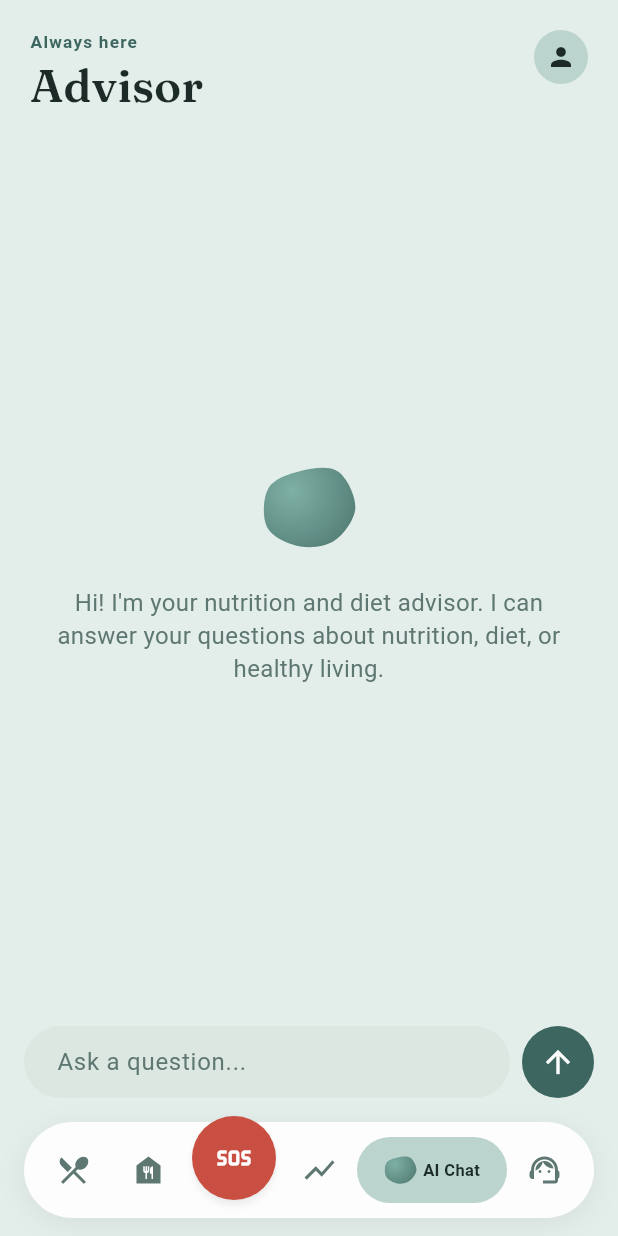
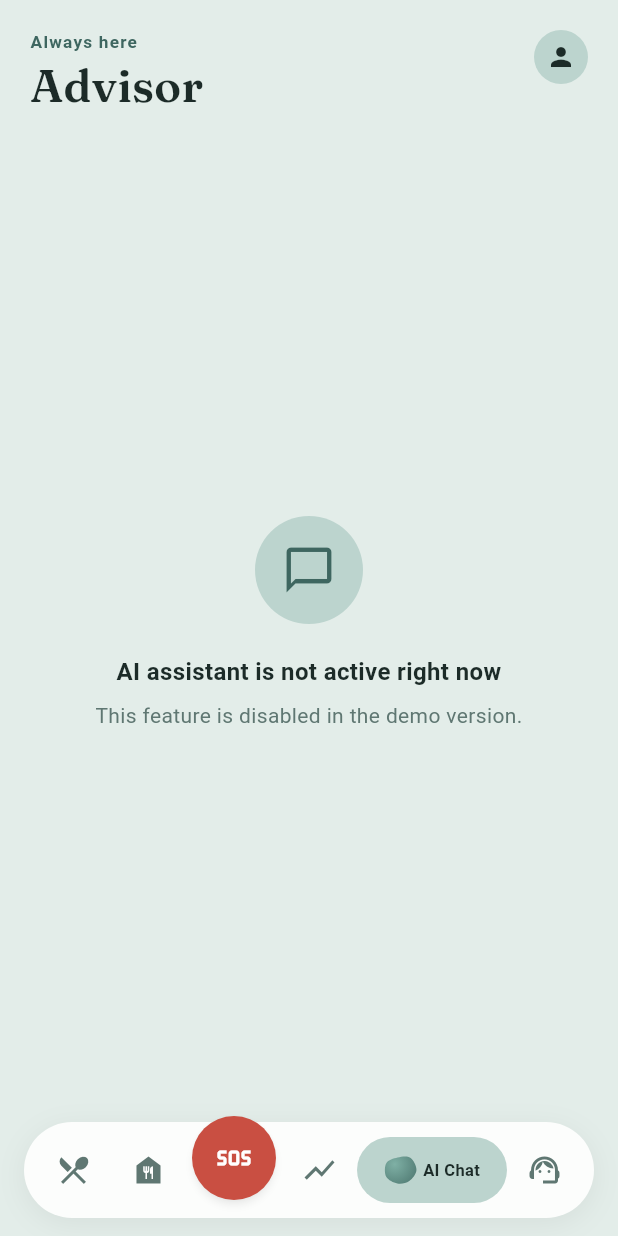
Before and after one commit to umurpasa/diet-app, a Flutter app: the screen it shows once a user with an empty profile is signed in, item 5 of the bottom bar chosen, on a phone screen of 412 x 824 dp. Run offline on Flutter 3.47's test engine with Material 3 defaults, Android fonts, the phone set to English and light mode, and no system bars; our stand-ins replace fl_chart, google_fonts, shared_preferences, supabase_flutter; missing offline and left inert: mesh_gradient; accounts and stored records are empty.

Commit message:
feat: disable AI and dietitian features behind Features flag for store build; min password 8

```diff
--- /dev/null
+++ b/lib/config/features.dart
@@ -0,0 +1,6 @@
+/// Store sürümünde kapalı özellikler. Açmak için sunucu tarafında da
+/// supabase/store_feature_lockdown.sql içindeki "YENİDEN AÇMA" bloğu gerekir.
+class Features {
+  static const bool aiEnabled = false;
+  static const bool dietitianEnabled = false;
+}
--- a/lib/l10n/app_en.arb
+++ b/lib/l10n/app_en.arb
@@ -23,8 +23,8 @@
   "authEmailRequired": "Email is required",
   "authEmailInvalid": "Enter a valid email",
   "authPasswordRequired": "Password is required",
-  "authPasswordTooShort": "Password must be at least 6 characters",
-  "authPasswordHelper": "At least 6 characters",
+  "authPasswordTooShort": "Password must be at least 8 characters",
+  "authPasswordHelper": "At least 8 characters",
   "authLoginButton": "Sign in",
   "authSignupButton": "Sign up",
   "authToggleToSignup": "Don't have an account? Sign up",
@@ -379,5 +379,10 @@
   "emOutcomeAteAnyway": "I ate anyway — that's okay",
 
   "emThanksTitle": "Thank you 💚",
-  "emThanksBody": "Pausing in a moment of crisis and coming here is a win in itself. Keep being kind to yourself — tomorrow is a new day."
+  "emThanksBody": "Pausing in a moment of crisis and coming here is a win in itself. Keep being kind to yourself — tomorrow is a new day.",
+
+  "featureDisabledBody": "This feature is disabled in the demo version.",
+  "aiChatDisabledTitle": "AI assistant is not active right now",
+  "dpAiDisabledTitle": "AI diet plan is not active right now",
+  "dcComingSoonTitle": "Dietitian support — coming soon"
 }
--- a/lib/l10n/app_localizations.dart
+++ b/lib/l10n/app_localizations.dart
@@ -215,13 +215,13 @@ abstract class AppLocalizations {
   /// No description provided for @authPasswordTooShort.
   ///
   /// In tr, this message translates to:
-  /// **'Şifre en az 6 karakter olmalı'**
+  /// **'Şifre en az 8 karakter olmalı'**
   String get authPasswordTooShort;
 
   /// No description provided for @authPasswordHelper.
   ///
   /// In tr, this message translates to:
-  /// **'En az 6 karakter'**
+  /// **'En az 8 karakter'**
   String get authPasswordHelper;
 
   /// No description provided for @authLoginButton.
@@ -2155,6 +2155,30 @@ abstract class AppLocalizations {
   /// In tr, this message translates to:
   /// **'Kriz anında durup buraya gelmek başlı başına bir kazanım. Kendine iyi davranmaya devam et — yarın yeni bir gün.'**
   String get emThanksBody;
+
+  /// No description provided for @featureDisabledBody.
+  ///
+  /// In tr, this message translates to:
+  /// **'Bu özellik demo sürümünde kapalı.'**
+  String get featureDisabledBody;
+
+  /// No description provided for @aiChatDisabledTitle.
+  ///
+  /// In tr, this message translates to:
+  /// **'AI asistan şu an aktif değil'**
+  String get aiChatDisabledTitle;
+
+  /// No description provided for @dpAiDisabledTitle.
+  ///
+  /// In tr, this message translates to:
+  /// **'AI diyet planı şu an aktif değil'**
+  String get dpAiDisabledTitle;
+
+  /// No description provided for @dcComingSoonTitle.
+  ///
+  /// In tr, this message translates to:
+  /// **'Diyetisyen desteği — yakında'**
+  String get dcComingSoonTitle;
 }
 
 class _AppLocalizationsDelegate
--- a/lib/main.dart
+++ b/lib/main.dart
@@ -1,6 +1,7 @@
 import 'package:flutter/material.dart';
 import 'package:supabase_flutter/supabase_flutter.dart';
 import 'config/app_theme.dart';
+import 'config/features.dart';
 import 'config/locale_controller.dart';
 import 'config/supabase_config.dart';
 import 'l10n/app_localizations.dart';
@@ -20,7 +21,7 @@ Future<void> main() async {
 
   await Supabase.initialize(
     url: SupabaseConfig.url,
-    anonKey: SupabaseConfig.anonKey,
+    publishableKey: SupabaseConfig.anonKey,
   );
 
   // Kaydedilmiş dil tercihi (varsa) ilk frame'den önce yüklensin ki
@@ -224,7 +225,8 @@ class _HomeScreenState extends State<HomeScreen> {
     AIChatPage(profileName: _profileName),
     DietitianChatPage(
       profileName: _profileName,
-      onOpenAiChat: () => _onItemTapped(3),
+      // AI kapalıyken "Şimdilik Danışman'a sor" CTA'sı gizlenir (null).
+      onOpenAiChat: Features.aiEnabled ? () => _onItemTapped(3) : null,
     ),
   ];
 
--- a/lib/pages/ai_chat_page.dart
+++ b/lib/pages/ai_chat_page.dart
@@ -3,9 +3,11 @@ import 'package:flutter/material.dart';
 import 'package:intl/intl.dart';
 import 'package:supabase_flutter/supabase_flutter.dart';
 import '../config/app_theme.dart';
+import '../config/features.dart';
 import '../l10n/app_localizations.dart';
 import '../services/ai_service.dart';
 import '../utils/error_messages.dart';
+import '../widgets/feature_disabled_view.dart';
 import '../widgets/mesh_blob.dart';
 import '../widgets/page_header.dart';
 
@@ -49,7 +51,8 @@ class _AIChatPageState extends State<AIChatPage> {
   @override
   void initState() {
     super.initState();
-    _loadHistory();
+    // AI kapalıyken geçmiş de çekilmez; sayfa yalnızca bilgi durumu gösterir.
+    if (Features.aiEnabled) _loadHistory();
   }
 
   @override
@@ -93,6 +96,7 @@ class _AIChatPageState extends State<AIChatPage> {
   }
 
   Future<void> _sendMessage() async {
+    if (!Features.aiEnabled) return;
     final message = _messageController.text.trim();
     if (message.isEmpty || _isTyping) return;
 
@@ -233,6 +237,33 @@ class _AIChatPageState extends State<AIChatPage> {
   @override
   Widget build(BuildContext context) {
     final l10n = AppLocalizations.of(context)!;
+
+    // Store sürümü: sohbet arayüzü (liste, menü, mesaj kutusu) yerine
+    // sakin bilgi durumu.
+    if (!Features.aiEnabled) {
+      return Scaffold(
+        body: SafeArea(
+          child: Column(
+            crossAxisAlignment: CrossAxisAlignment.stretch,
+            children: [
+              PageHeader(
+                eyebrow: l10n.chatHeaderEyebrow,
+                title: l10n.chatTitle,
+                profileName: widget.profileName,
+              ),
+              Expanded(
+                child: FeatureDisabledView(
+                  icon: Icons.chat_bubble_outline,
+                  title: l10n.aiChatDisabledTitle,
+                  body: l10n.featureDisabledBody,
+                ),
+              ),
+            ],
+          ),
+        ),
+      );
+    }
+
     final showMenu = !_isLoadingHistory && _messages.isNotEmpty;
 
     return Scaffold(
--- a/lib/pages/onboarding/onboarding_flow.dart
+++ b/lib/pages/onboarding/onboarding_flow.dart
@@ -2,6 +2,7 @@ import 'package:flutter/material.dart';
 import 'package:flutter/services.dart';
 import 'package:supabase_flutter/supabase_flutter.dart';
 import '../../config/app_theme.dart';
+import '../../config/features.dart';
 import '../../l10n/app_localizations.dart';
 import '../../utils/error_messages.dart';
 import 'onboarding_data.dart';
@@ -605,6 +606,9 @@ class _OnboardingFlowState extends State<OnboardingFlow> {
           loading: _finishingTab == 0,
           onPressed: _finishingTab == null ? () => _finish(0) : null,
         ),
+        // "İlk planımı oluştur" AI plan üretimine yönlendirir; store
+        // sürümünde (AI kapalı) gizlenir, yalnız "Başlayalım" kalır.
+        if (Features.aiEnabled) ...[
           const SizedBox(height: 12),
           OnbSecondaryButton(
             label: l10n.onbSummaryCreatePlan,
@@ -614,6 +618,7 @@ class _OnboardingFlowState extends State<OnboardingFlow> {
             onPressed: _finishingTab == null ? () => _finish(1) : null,
           ),
         ],
+      ],
     );
   }
 }
--- a/lib/pages/profile_page.dart
+++ b/lib/pages/profile_page.dart
@@ -5,6 +5,7 @@ import '../config/locale_controller.dart';
 import '../l10n/app_localizations.dart';
 import '../utils/error_messages.dart';
 import '../widgets/page_header.dart';
+import 'auth_page.dart' show kMinPasswordLength;
 import 'onboarding/onboarding_data.dart';
 import 'onboarding/onboarding_steps.dart';
 import 'onboarding/onboarding_widgets.dart';
@@ -1093,7 +1094,7 @@ class _PasswordSheetState extends State<_PasswordSheet> {
 
   void _onChanged() => setState(() {});
 
-  bool get _lengthOk => _passwordC.text.length >= 6;
+  bool get _lengthOk => _passwordC.text.length >= kMinPasswordLength;
   bool get _match =>
       _repeatC.text.isNotEmpty && _passwordC.text == _repeatC.text;
   bool get _showMismatch => _repeatC.text.isNotEmpty && !_match;
--- a/lib/services/ai_service.dart
+++ b/lib/services/ai_service.dart
@@ -1,4 +1,5 @@
 import 'package:supabase_flutter/supabase_flutter.dart';
+import '../config/features.dart';
 
 /// AI servis katmanı.
 ///
@@ -48,6 +49,9 @@ class AIService {
   }
 
   Future<dynamic> _invoke(Map<String, dynamic> body) async {
+    // Store sürümünde AI kapalı: Edge Function hiçbir koşulda çağrılmaz
+    // (arayüz zaten gizliyor; bu, ikinci savunma hattı).
+    if (!Features.aiEnabled) throw AIException.disabled();
     try {
       final res = await _supabase.functions.invoke('ai', body: body);
       return res.data;
@@ -73,7 +77,18 @@ class AIException implements Exception {
   /// Günlük kullanım limiti aşıldıysa true.
   final bool isLimit;
 
-  AIException(this.message, {this.isLimit = false});
+  /// Özellik bu sürümde kapalıysa true ([Features.aiEnabled] == false).
+  final bool isDisabled;
+
+  AIException(this.message, {this.isLimit = false, this.isDisabled = false});
+
+  /// AI kapalıyken fırlatılır. Arayüz bunu metniyle değil [isDisabled]
+  /// ile tanır ve l10n'li "aktif değil" durumunu gösterir; mesaj yalnızca
+  /// log/geliştirici içindir.
+  AIException.disabled()
+      : message = 'AI features are disabled in this build.',
+        isLimit = false,
+        isDisabled = true;
 
   @override
   String toString() => message;
--- /dev/null
+++ b/lib/widgets/feature_disabled_view.dart
@@ -0,0 +1,61 @@
+import 'package:flutter/material.dart';
+import '../config/app_theme.dart';
+
+/// Store sürümünde kapalı bir özellik için sakin bilgi durumu
+/// (bkz. `lib/config/features.dart`): yuvarlak ikon + başlık + tek satır
+/// açıklama. Buton/aksiyon yok — kullanıcı ölü bir akışa yönlendirilmez.
+class FeatureDisabledView extends StatelessWidget {
+  const FeatureDisabledView({
+    super.key,
+    required this.icon,
+    required this.title,
+    required this.body,
+  });
+
+  final IconData icon;
+  final String title;
+  final String body;
+
+  @override
+  Widget build(BuildContext context) {
+    return Center(
+      child: Padding(
+        padding: const EdgeInsets.symmetric(horizontal: 32),
+        child: Column(
+          mainAxisSize: MainAxisSize.min,
+          children: [
+            Container(
+              width: 72,
+              height: 72,
+              decoration: const BoxDecoration(
+                color: AppColors.primaryContainer,
+                shape: BoxShape.circle,
+              ),
+              child: Icon(icon, color: AppColors.primary, size: 36),
+            ),
+            const SizedBox(height: 20),
+            Text(
+              title,
+              textAlign: TextAlign.center,
+              style: const TextStyle(
+                fontSize: 16,
+                fontWeight: FontWeight.w700,
+                color: AppColors.text,
+              ),
+            ),
+            const SizedBox(height: 8),
+            Text(
+              body,
+              textAlign: TextAlign.center,
+              style: const TextStyle(
+                fontSize: 14,
+                height: 1.4,
+                color: AppColors.textSecondary,
+              ),
+            ),
+          ],
+        ),
+      ),
+    );
+  }
+}
```
Also changed, not shown: lib/l10n/app_localizations_en.dart (+15 -2 lines), lib/l10n/app_localizations_tr.dart (+14 -2 lines), lib/l10n/app_tr.arb (+8 -3 lines), lib/pages/auth_page.dart (+7 -1 lines), lib/pages/diet_plan_page.dart (+54 -5 lines), lib/pages/dietitian_chat_page.dart (+39 -4 lines). Lines whose indentation alone changed are shown as unchanged.
